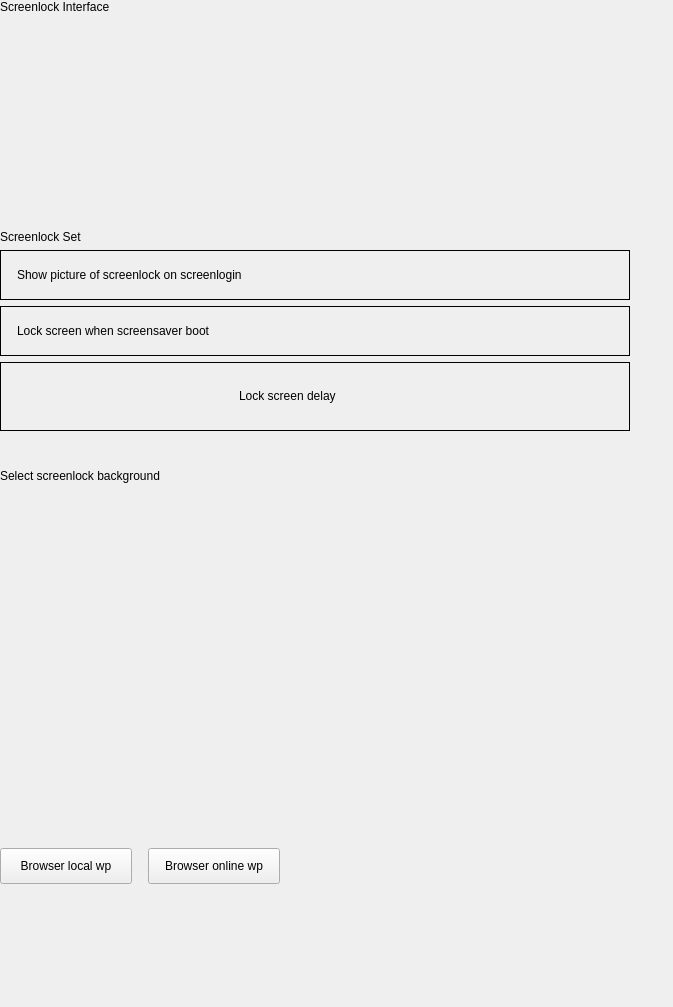
Before: the Qt Designer form plugins/personalized/screenlock/screenlock.ui in ukui/ukui-control-center, drawn with Qt 5.
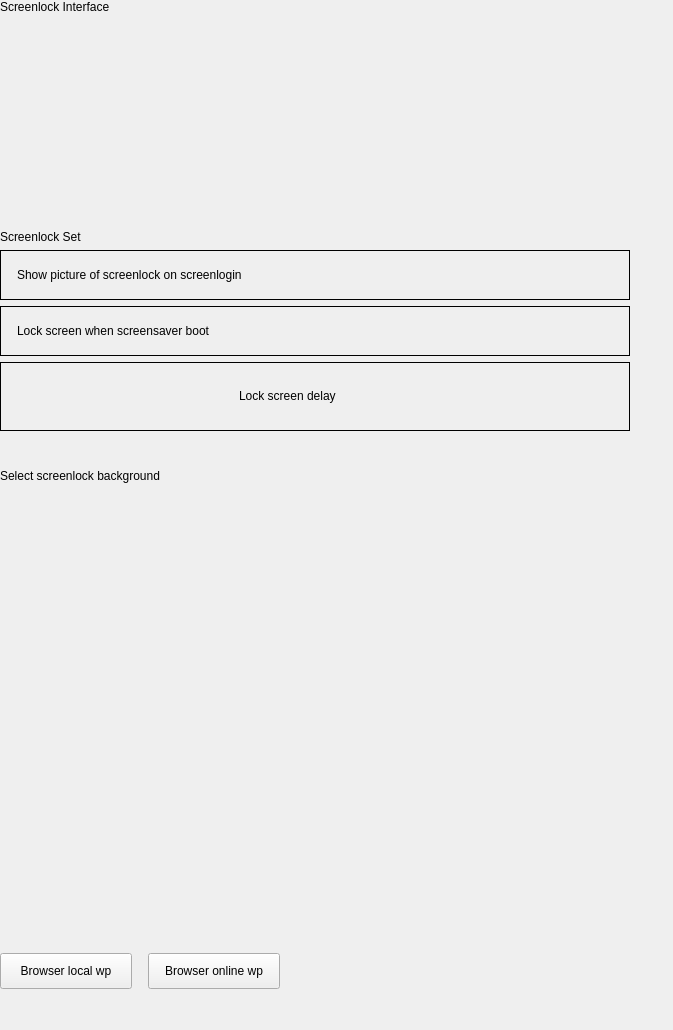
After: the same form once the commit is applied. Custom widgets are drawn as their Qt base class.

Commit message:
fix(修复两个bug): bug#67200:【控制面板|屏保】插入u盘时，屏保来源没有显示u盘，bug#63271:【设置】设置窗口最大化时，锁屏的最后一张壁纸显示的尺寸不正确
Description: 修复bug

Log: 新加U盘，修改尺寸

Patch:
```diff
--- a/plugins/personalized/screenlock/screenlock.ui
+++ b/plugins/personalized/screenlock/screenlock.ui
@@ -405,7 +405,7 @@
         <property name="minimumSize">
          <size>
           <width>0</width>
-          <height>345</height>
+          <height>450</height>
          </size>
         </property>
        </widget>
```
The commit also changes 1 other file.
